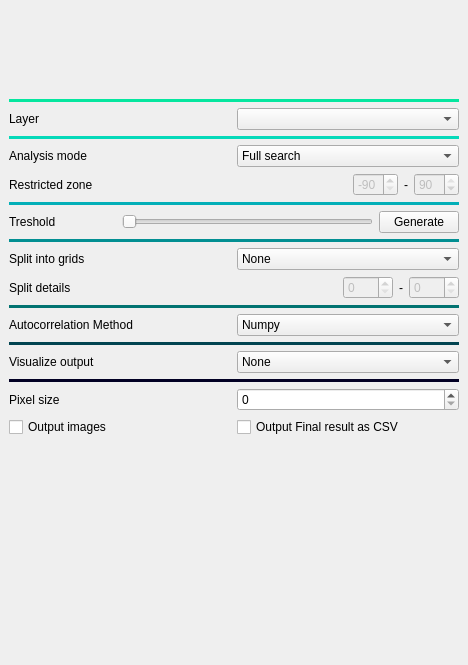
Old version of the form UI.ui in the repository KowaskiAnalytics/Napari.
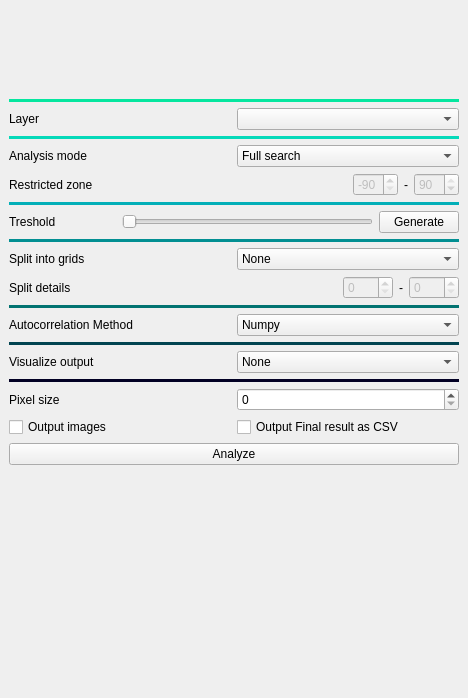
New version of the form. Icons and pictures are not drawn.

```diff
--- a/UI.ui
+++ b/UI.ui
@@ -7,7 +7,7 @@
     <x>0</x>
     <y>0</y>
     <width>468</width>
-    <height>665</height>
+    <height>698</height>
    </rect>
   </property>
   <property name="windowTitle">
@@ -524,6 +524,13 @@
         </item>
        </layout>
       </item>
+      <item>
+       <widget class="QPushButton" name="analyze">
+        <property name="text">
+         <string>Analyze</string>
+        </property>
+       </widget>
+      </item>
      </layout>
     </item>
     <item>
```
Left out of the diff: 2 changed lines with no effect on the pictures.
